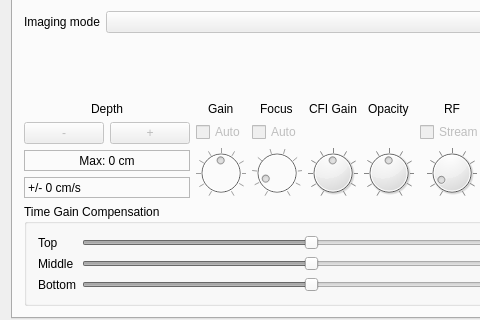
Above: examples/solum_qt/solumqt.ui from dev-threads/solum before the change; both pictures show x 0 to 480 and y 155 to 475 of the 578 by 705 pixel window. Below: the same form after it.
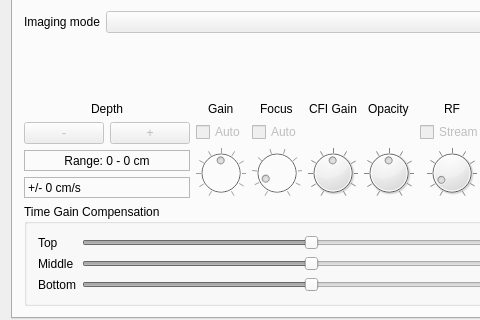
That is the form after the change. The open tabs and pages were chosen to show the change. Custom widgets are drawn as their Qt base class.

Commit message: Qt: Params: show both minimum and maximum image depth

```diff
--- a/examples/solum_qt/solumqt.ui
+++ b/examples/solum_qt/solumqt.ui
@@ -623,7 +623,7 @@
                <enum>QFrame::StyledPanel</enum>
               </property>
               <property name="text">
-               <string>Max: 0 cm</string>
+               <string>Range: 0 - 0 cm</string>
               </property>
               <property name="alignment">
                <set>Qt::AlignCenter</set>
```
The commit also changes 1 other file.
